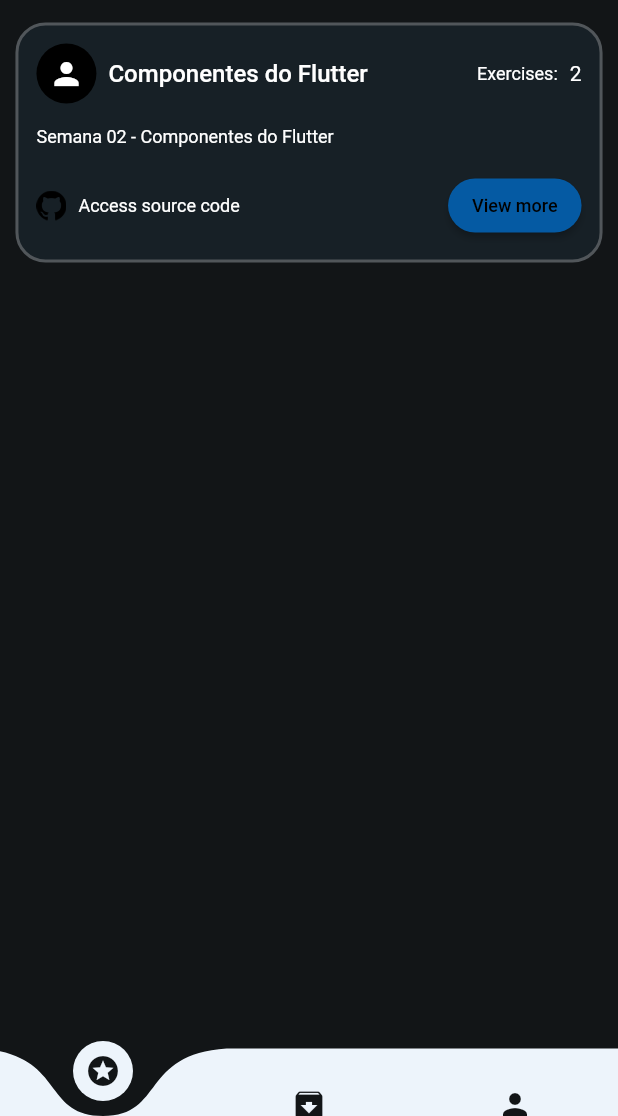
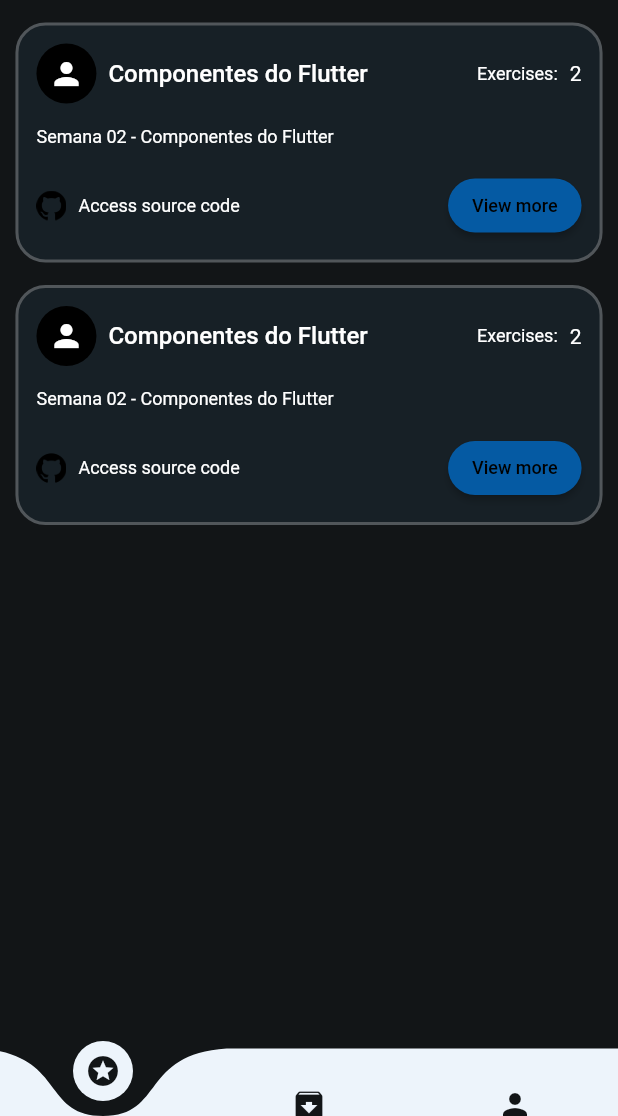
Before and after one commit to LuanSouzaProg/Flutterando_MasterClass, a Flutter app: the screen it shows after launch, on a phone screen of 412 x 824 dp, the part 120-1236 px from its top. Run offline on Flutter 3.47's test engine with Material 2 defaults, Android fonts, the phone set to English and light mode, and no system bars; drawn by our look-alikes of curved_navigation_bar.

```diff
--- a/lib/pages/home_page/home_page.dart
+++ b/lib/pages/home_page/home_page.dart
@@ -54,6 +54,12 @@ class _HomePageState extends State<HomePage> {
       body: SingleChildScrollView(
         child: Column(
           children: const [
+            CardActivity(
+              infoActivity: 'Semana 02 - Componentes do Flutter',
+              nameActivity: 'Componentes do Flutter',
+              contActivity: 2,
+              route: "/actives",
+            ),
             CardActivity(
               infoActivity: 'Semana 02 - Componentes do Flutter',
               nameActivity: 'Componentes do Flutter',
```
